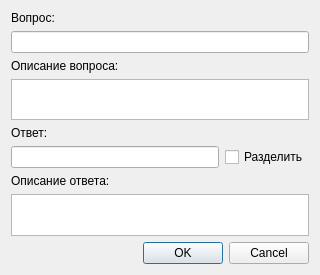
Above: ui/taskEditor.ui from slava-github/coucher before the change. Below: the same form after it.
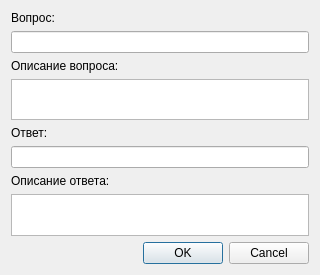
That is the form after the change.

What changed in the file:
```diff
--- a/ui/taskEditor.ui
+++ b/ui/taskEditor.ui
@@ -62,13 +62,6 @@
      <item>
       <widget class="QLineEdit" name="Answer"/>
      </item>
-     <item>
-      <widget class="QCheckBox" name="CBsplit">
-       <property name="text">
-        <string>Разделить</string>
-       </property>
-      </widget>
-     </item>
     </layout>
    </item>
    <item>
```
